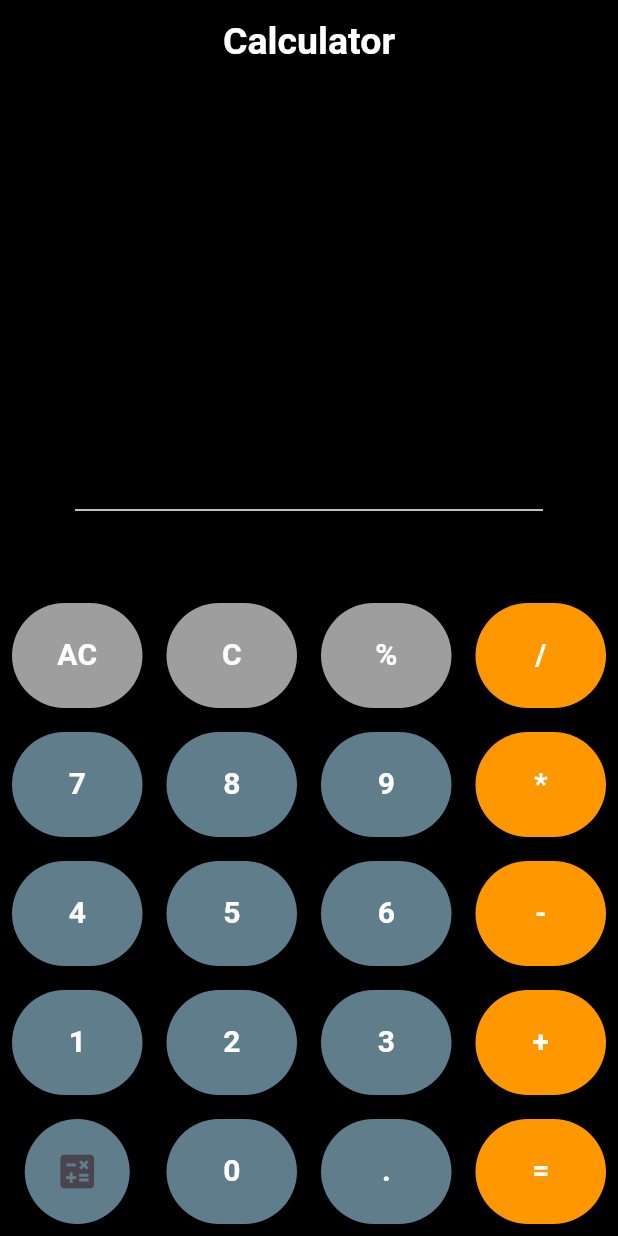
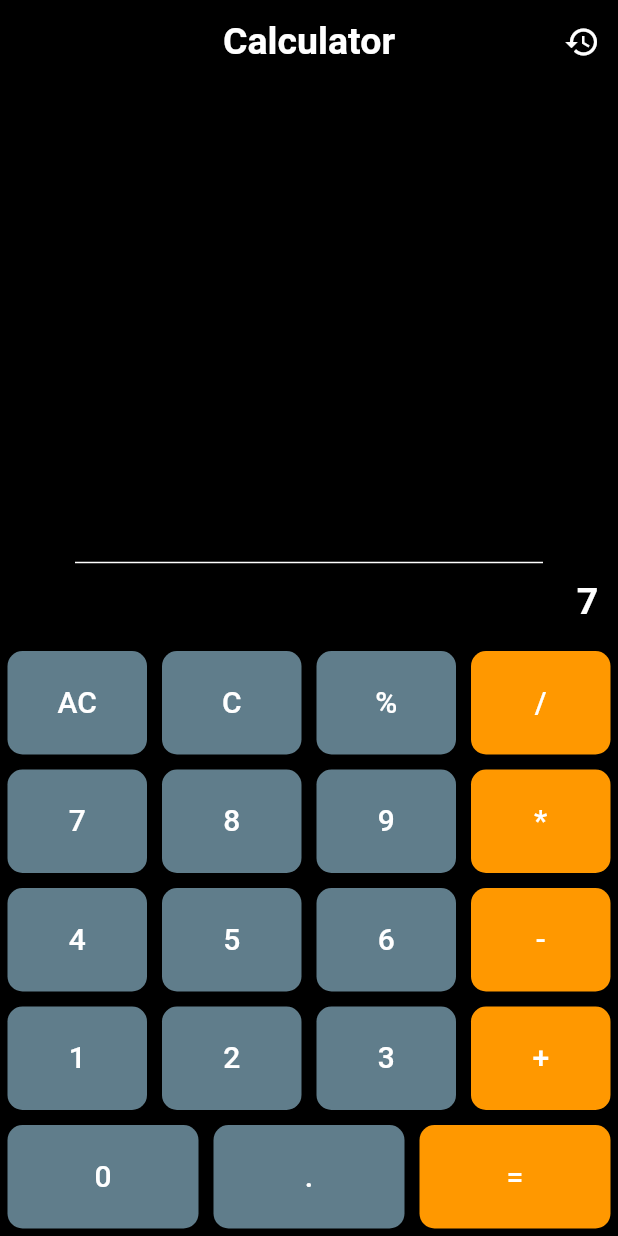
Before and after one commit to hananwaleed/Calculator_App, a Flutter app: the screen it shows after launch, after a tap on an icon or button, on a phone screen of 412 x 824 dp. Run offline on Flutter 3.47's test engine with Material 3 defaults, Android fonts, the phone set to English and light mode, and no system bars.

Commit message:
Add Changes

```diff
--- /dev/null
+++ b/lib/Screens/HistoryScreen.dart
@@ -0,0 +1,53 @@
+import 'package:flutter/material.dart';
+
+class HistoryScreen extends StatelessWidget {
+  final List<String> history;
+  const HistoryScreen({super.key, required this.history});
+
+  @override
+  Widget build(BuildContext context) {
+    return Scaffold(
+      backgroundColor: Colors.black,
+      appBar: AppBar(
+        centerTitle: true,
+        backgroundColor: Colors.black,
+        title: const Text(
+          'History',
+          style: TextStyle(color: Colors.white, fontSize: 27, fontWeight: FontWeight.bold),
+        ),
+        iconTheme: const IconThemeData(color: Colors.white),
+      ),
+      body: Padding(
+        padding: const EdgeInsets.symmetric(horizontal: 20, vertical: 15),
+        child: history.isEmpty
+            ? const Center(
+                child: Text(
+                  "No History",
+                  style: TextStyle(color: Colors.white, fontSize: 20),
+                ),
+              )
+            : ListView.builder(
+                itemCount: history.length,
+                itemBuilder: (context, index) {
+                  return Padding(
+                    padding: const EdgeInsets.only(bottom: 15),
+                    child: Container(
+                      decoration: BoxDecoration(
+                        color: Colors.white.withOpacity(0.1),
+                        borderRadius: BorderRadius.circular(15),
+                        border: Border.all(color: Colors.white.withOpacity(1)),
+                      ),
+                      child: ListTile(
+                        title: Text(
+                          history[index],
+                          style: const TextStyle(fontSize: 20, color: Colors.white),
+                        ),
+                      ),
+                    ),
+                  );
+                },
+              ),
+      ),
+    );
+  }
+}
--- a/lib/Screens/HomeScreen.dart
+++ b/lib/Screens/HomeScreen.dart
@@ -1,6 +1,8 @@
+import 'package:calculator_app/Screens/HistoryScreen.dart';
 import 'package:calculator_app/constants/constants.dart';
-import 'package:calculator_app/widgets/CustomButton.dart';
+import 'package:calculator_app/widgets/BuildButtonRow.dart';
 import 'package:flutter/material.dart';
+import 'package:calculator_app/helper/CalculatorLogic.dart';
 
 class HomeScreen extends StatefulWidget {
   const HomeScreen({super.key});
@@ -10,21 +12,22 @@ class HomeScreen extends StatefulWidget {
 }
 
 class _HomeScreenState extends State<HomeScreen> {
+  final CalculatorLogic calculator = CalculatorLogic();
+
   void numClick(String btnText) {
-    if (btnText == "Ac") {
-      setState(() {
-        exp = "";
-        history = "";
-      });
-      mum1 = 0;
-      num2 = 0;
-    }
+    setState(() {
+      calculator.numClick(btnText);
+    });
   }
 
-  String exp = "";
-  String history = "";
-  double mum1 = 0;
-  double num2 = 0;
+  void openHistory() {
+    Navigator.push(
+      context,
+      MaterialPageRoute(
+        builder: (context) => HistoryScreen(history: calculator.history),
+      ),
+    );
+  }
 
   @override
   Widget build(BuildContext context) {
@@ -34,191 +37,38 @@ class _HomeScreenState extends State<HomeScreen> {
         title: Text("Calculator", style: Constants.styleOne),
         centerTitle: true,
         backgroundColor: Colors.black,
+        actions: [
+          IconButton(
+            icon: const Icon(Icons.history),
+            color: Colors.white,
+            onPressed: openHistory,
+          ),
+        ],
       ),
       body: Column(
         mainAxisAlignment: MainAxisAlignment.end,
         children: [
           Container(
-            margin: EdgeInsets.only(right: 13),
-            child: Text(history, style: Constants.styleOne),
+            margin: const EdgeInsets.only(right: 13),
+            child: Text(
+              calculator.history.isNotEmpty ? calculator.history.last : "",
+              style: Constants.styleOne,
+            ),
             alignment: Alignment.centerRight,
           ),
-          Divider(color: Colors.white, thickness: 1, indent: 50, endIndent: 50),
+          const Divider(color: Colors.white, thickness: 1, indent: 50, endIndent: 50),
           Container(
-            margin: EdgeInsets.only(right: 13),
-            child: Text(exp, style: Constants.styleOne),
+            margin: const EdgeInsets.only(right: 13),
+            child: Text(calculator.exp, style: Constants.styleOne),
             alignment: Alignment.centerRight,
           ),
-          SizedBox(height: 10),
-          Row(
-            children: [
-              Expanded(
-                child: CustomButton(
-                  btnColor: Colors.grey,
-                  btnText: "AC",
-                  callback: numClick,
-                ),
-              ),
-              Expanded(
-                child: CustomButton(
-                  btnColor: Colors.grey,
-                  btnText: "C",
-                  callback: numClick,
-                ),
-              ),
-              Expanded(
-                child: CustomButton(
-                  btnColor: Colors.grey,
-                  btnText: "%",
-                  callback: numClick,
-                ),
-              ),
-              Expanded(
-                child: CustomButton(
-                  btnColor: Colors.orange,
-                  btnText: "/",
-                  callback: numClick,
-                ),
-              ),
-            ],
-          ),
-          Row(
-            children: [
-              Expanded(
-                child: CustomButton(
-                  btnColor: Colors.blueGrey,
-                  btnText: "7",
-                  callback: numClick,
-                ),
-              ),
-              Expanded(
-                child: CustomButton(
-                  btnColor: Colors.blueGrey,
-                  btnText: "8",
-                  callback: numClick,
-                ),
-              ),
-              Expanded(
-                child: CustomButton(
-                  btnColor: Colors.blueGrey,
-                  btnText: "9",
-                  callback: numClick,
-                ),
-              ),
-              Expanded(
-                child: CustomButton(
-                  btnColor: Colors.orange,
-                  btnText: "*",
-                  callback: numClick,
-                ),
-              ),
-            ],
-          ),
-          Row(
-            children: [
-              Expanded(
-                child: CustomButton(
-                  btnColor: Colors.blueGrey,
-                  btnText: "4",
-                  callback: numClick,
-                ),
-              ),
-              Expanded(
-                child: CustomButton(
-                  btnColor: Colors.blueGrey,
-                  btnText: "5",
-                  callback: numClick,
-                ),
-              ),
-              Expanded(
-                child: CustomButton(
-                  btnColor: Colors.blueGrey,
-                  btnText: "6",
-                  callback: numClick,
-                ),
-              ),
-              Expanded(
-                child: CustomButton(
-                  btnColor: Colors.orange,
-                  btnText: "-",
-                  callback: numClick,
-                ),
-              ),
-            ],
-          ),
-          Row(
-            children: [
-              Expanded(
-                child: CustomButton(
-                  btnColor: Colors.blueGrey,
-                  btnText: "1",
-                  callback: numClick,
-                ),
-              ),
-              Expanded(
-                child: CustomButton(
-                  btnColor: Colors.blueGrey,
-                  btnText: "2",
-                  callback: numClick,
-                ),
-              ),
-              Expanded(
-                child: CustomButton(
-                  btnColor: Colors.blueGrey,
-                  btnText: "3",
-                  callback: numClick,
-                ),
-              ),
-              Expanded(
-                child: CustomButton(
-                  btnColor: Colors.orange,
-                  btnText: "+",
-                  callback: numClick,
-                ),
-              ),
-            ],
-          ),
-          Row(
-            children: [
-              Expanded(
-                child: Container(
-                  width: 70,
-                  height: 70,
-                  margin: EdgeInsets.all(8),
-                  alignment: Alignment.center,
-                  decoration: BoxDecoration(
-                    color: Colors.blueGrey,
-                    shape: BoxShape.circle,
-                  ),
-                  child: IconButton(
-                    onPressed: () {},
-                    icon: Icon(Icons.calculate, size: 30),
-                  ),
-                ),
-              ),
-              Expanded(
-                child: CustomButton(
-                  btnColor: Colors.blueGrey,
-                  btnText: "0",
-                  callback: numClick,
-                ),
-              ),
-              Expanded(
-                child: CustomButton(
-                  btnColor: Colors.blueGrey,
-                  btnText: ".",
-                  callback: numClick,
-                ),
-              ),
-              Expanded(
-                child: CustomButton(
-                  btnColor: Colors.orange,
-                  btnText: "=",
-                  callback: numClick,
-                ),
-              ),
-            ],
-          ),
+          const SizedBox(height: 10),
+
+          BuildButtonRow(buttons: ["AC", "C", "%", "/"], numClick: numClick),
+          BuildButtonRow(buttons: ["7", "8", "9", "*"], numClick: numClick),
+          BuildButtonRow(buttons: ["4", "5", "6", "-"], numClick: numClick),
+          BuildButtonRow(buttons: ["1", "2", "3", "+"], numClick: numClick),
+          BuildButtonRow(buttons: ["0", ".", "="], numClick: numClick),
         ],
       ),
     );
--- /dev/null
+++ b/lib/helper/CalculatorLogic.dart
@@ -0,0 +1,56 @@
+class CalculatorLogic {
+  String exp = "";
+  List<String> history = [];
+  double num1 = 0;
+  double num2 = 0;
+  String op = "";
+
+  String formatNumber(double value) {
+    return value % 1 == 0 ? value.toInt().toString() : value.toString();
+  }
+
+  void numClick(String btnText) {
+    if (btnText == "AC") {
+      exp = "";
+      history.clear();
+      num1 = 0;
+      num2 = 0;
+      op = "";
+    } else if (btnText == "C") {
+      exp = "";
+    } else if (["+", "-", "/", "*", "%"].contains(btnText)) {
+      if (exp.isNotEmpty) {
+        num1 = double.parse(exp);
+        op = btnText;
+        exp = "";
+        history.add("${formatNumber(num1)} $op");
+      }
+    } else if (btnText == ".") {
+      if (!exp.contains(".")) {
+        exp += btnText;
+      }
+    } else if (btnText == "=") {
+      if (exp.isNotEmpty && op.isNotEmpty) {
+        num2 = double.parse(exp);
+        double result;
+        switch (op) {
+          case "+": result = num1 + num2; break;
+          case "-": result = num1 - num2; break;
+          case "*": result = num1 * num2; break;
+          case "/": result = (num2 == 0) ? double.nan : num1 / num2; break;
+          case "%": result = num1 % num2; break;
+          default: result = 0;
+        }
+        if (!result.isNaN) {
+          history.add("${formatNumber(num1)} $op ${formatNumber(num2)} = ${formatNumber(result)}");
+        } else {
+          history.add("Error: Division by Zero");
+        }
+        exp = result.isNaN ? "Error" : formatNumber(result);
+        op = "";
+      }
+    } else {
+      exp += btnText;
+    }
+  }
+}
--- a/lib/widgets/CustomButton.dart
+++ b/lib/widgets/CustomButton.dart
@@ -1,35 +1,33 @@
-import 'package:calculator_app/constants/constants.dart';
 import 'package:flutter/material.dart';
 
 class CustomButton extends StatelessWidget {
+  final String btnText;
+  final Color btnColor;
+  final VoidCallback callback;
+
   const CustomButton({
+    required this.btnText,
+    required this.btnColor,
+    required this.callback,
     super.key,
-    required this.btnColor,
-    required this.btnText,
-    required this.callback,
   });
-
-  final Color btnColor;
-  final String btnText;
-  final Function callback;
 
   @override
   Widget build(BuildContext context) {
-    return Expanded(
-      child: GestureDetector(
-        onTap: () {
-          callback(btnText);
-        },
-        child: Container(
-          width: 70,
-          height: 70,
-          margin: EdgeInsets.all(8),
-          alignment: Alignment.center,
-          decoration: BoxDecoration(
-            borderRadius: BorderRadius.circular(50),
-            color: btnColor,
+    return Padding(
+      padding: const EdgeInsets.all(5.0),
+      child: ElevatedButton(
+        style: ElevatedButton.styleFrom(
+          backgroundColor: btnColor,
+          padding: const EdgeInsets.all(20),
+          shape: RoundedRectangleBorder(
+            borderRadius: BorderRadius.circular(10),
           ),
-          child: Text(btnText, style: Constants.styleTwo),
+        ),
+        onPressed: callback,
+        child: Text(
+          btnText,
+          style: const TextStyle(fontSize: 20, color: Colors.white),
         ),
       ),
     );
--- /dev/null
+++ b/lib/widgets/buildButtonRow.dart
@@ -0,0 +1,26 @@
+import 'package:calculator_app/widgets/CustomButton.dart';
+import 'package:flutter/material.dart';
+
+class BuildButtonRow extends StatelessWidget {
+  final List<String> buttons;
+  final Function(String) numClick;
+
+  const BuildButtonRow({
+    super.key,
+    required this.buttons,
+    required this.numClick,
+  });
+
+  @override
+  Widget build(BuildContext context) {
+    return Row(
+      children: buttons.map((btnText) => Expanded(
+        child: CustomButton(
+          btnColor: ["+", "-", "*", "/", "="].contains(btnText) ? Colors.orange : Colors.blueGrey,
+          btnText: btnText,
+          callback: () => numClick(btnText),
+        ),
+      )).toList(),
+    );
+  }
+}
```
